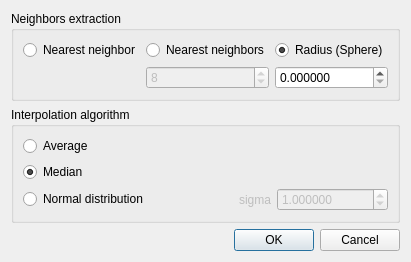
Above: qCC/ui_templates/interpolationDlg.ui from CloudCompare/CloudCompare before the change. Below: the same form after it.
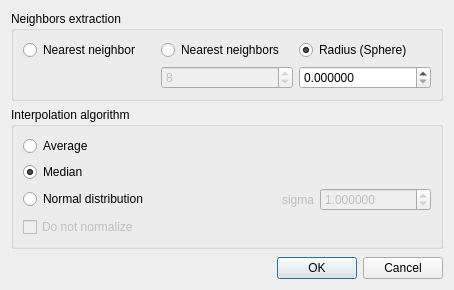
That is the form after the change.

Commit message: Interpolate SF from another entity: new option 'no normalization'

Patch:
```diff
--- a/qCC/ui_templates/interpolationDlg.ui
+++ b/qCC/ui_templates/interpolationDlg.ui
@@ -6,8 +6,8 @@
    <rect>
     <x>0</x>
     <y>0</y>
-    <width>400</width>
-    <height>260</height>
+    <width>454</width>
+    <height>290</height>
    </rect>
   </property>
   <property name="windowTitle">
@@ -94,21 +94,8 @@
      <property name="title">
       <string>Interpolation algorithm</string>
      </property>
-     <layout class="QGridLayout" name="gridLayout_2">
-      <item row="1" column="0">
-       <widget class="QRadioButton" name="medianRadioButton">
-        <property name="toolTip">
-         <string>Keep the median of the neighbors SF values</string>
-        </property>
-        <property name="text">
-         <string>Median</string>
-        </property>
-        <property name="checked">
-         <bool>true</bool>
-        </property>
-       </widget>
-      </item>
-      <item row="0" column="0">
+     <layout class="QVBoxLayout" name="verticalLayout_2">
+      <item>
        <widget class="QRadioButton" name="averageRadioButton">
         <property name="toolTip">
          <string>Keep the average of the neighbors SF values</string>
@@ -118,7 +105,22 @@
         </property>
        </widget>
       </item>
-      <item row="2" column="0">
+      <item>
+       <widget class="QRadioButton" name="medianRadioButton">
+        <property name="toolTip">
+         <string>Keep the median of the neighbors SF values</string>
+        </property>
+        <property name="text">
+         <string>Median</string>
+        </property>
+        <property name="checked">
+         <bool>true</bool>
+        </property>
+       </widget>
+      </item>
+      <item>
+       <layout class="QHBoxLayout" name="horizontalLayout_2">
+        <item>
        <widget class="QRadioButton" name="normalDistribRadioButton">
         <property name="toolTip">
          <string>Compute a weighted average of the neighbors SF values
@@ -129,7 +131,7 @@
         </property>
        </widget>
       </item>
-      <item row="2" column="1">
+        <item>
        <widget class="QFrame" name="kernelFrame">
         <property name="enabled">
          <bool>false</bool>
@@ -184,6 +186,18 @@
        </widget>
       </item>
      </layout>
+      </item>
+      <item>
+       <widget class="QCheckBox" name="noNormalizationCheckBox">
+        <property name="enabled">
+         <bool>false</bool>
+        </property>
+        <property name="text">
+         <string>Do not normalize</string>
+        </property>
+       </widget>
+      </item>
+     </layout>
     </widget>
    </item>
    <item>
```
Left out of the diff: 26 changed lines with no effect on the pictures. Lines whose indentation alone changed are shown as unchanged. The commit also changes 6 other files.
